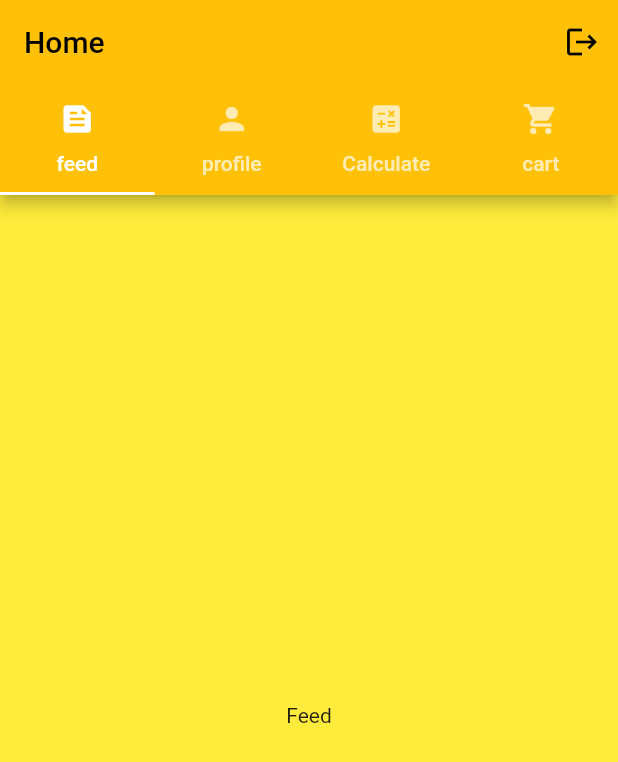
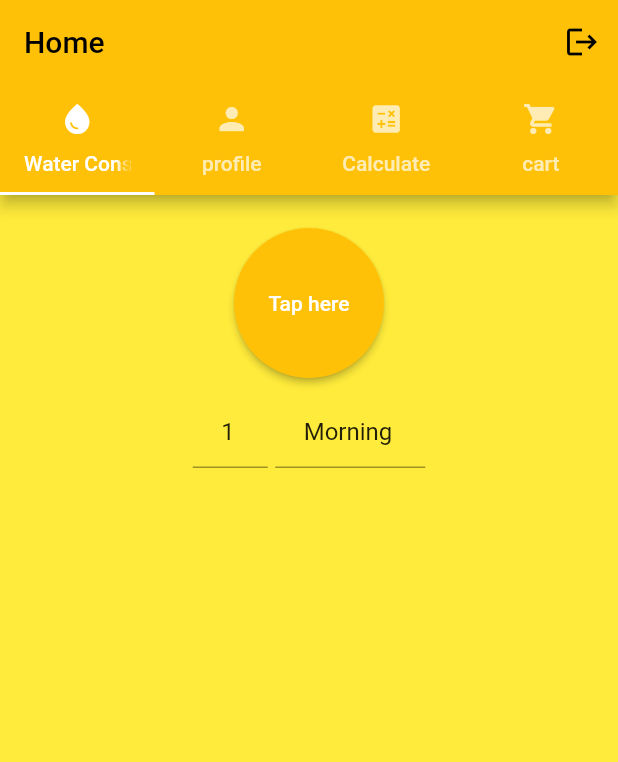
Before and after one commit to FaiyazKhondakar/Flutter_Demo, a Flutter app: the screen it shows after launch, after a tap on "Login", on a phone screen of 412 x 824 dp. Shown: the top 762 px of the screen. Run offline on Flutter 3.47's test engine with Material 2 defaults, Android fonts, the phone set to English and light mode, and no system bars.

Commit message:
water consume app

```diff
--- a/lib/HomeRoute.dart
+++ b/lib/HomeRoute.dart
@@ -1,5 +1,6 @@
 import 'package:flutter/material.dart';
 import 'package:module_6/calculate.dart';
+import 'package:module_6/water_conscume.dart';
 
 class HomeRoute extends StatefulWidget {
   const HomeRoute({super.key});
@@ -42,7 +43,7 @@ class _HomeRouteState extends State<HomeRoute> with SingleTickerProviderStateMix
           // unselectedLabelColor: Colors.grey,
           // indicatorWeight: 5,
           tabs: const [
-            Tab(icon: Icon(Icons.feed),text: 'feed',),
+            Tab(icon: Icon(Icons.water_drop),text: 'Water Consume',),
             Tab(icon: Icon(Icons.person),text: 'profile'),
             Tab(icon: Icon(Icons.calculate),text: 'Calculate'),
             Tab(icon: Icon(Icons.shopping_cart),text: 'cart'),
@@ -51,7 +52,7 @@ class _HomeRouteState extends State<HomeRoute> with SingleTickerProviderStateMix
       body: TabBarView(
           controller: _tabController,
           children: const [
-            Center(child: Text('Feed')),
+            Center(child: WaterConsume()),
             Center(child: Text('Profile')),
             Center(child: Calculate(),),
             Center(child: Text('Cart')),
--- a/lib/calculate.dart
+++ b/lib/calculate.dart
@@ -75,7 +75,7 @@ class _CalculateState extends State<Calculate> {
                       child: ElevatedButton(onPressed: (){
                         if(_forKey.currentState!.validate()){
                           double numOne = double.tryParse(_numOneTEController.text.trim()) ?? 0;
-                          double numTwo = double.tryParse(_numOneTEController.text.trim()) ?? 0;
+                          double numTwo = double.tryParse(_numTwoTEController.text.trim()) ?? 0;
                           double result = add(numOne, numTwo);
                           _result =result;
                           setState(() {});
@@ -88,7 +88,7 @@ class _CalculateState extends State<Calculate> {
                       child: ElevatedButton(onPressed: (){
                         if(_forKey.currentState!.validate()){
                           double numOne = double.tryParse(_numOneTEController.text.trim()) ?? 0;
-                          double numTwo = double.tryParse(_numOneTEController.text.trim()) ?? 0;
+                          double numTwo = double.tryParse(_numTwoTEController.text.trim()) ?? 0;
                           double result = sub(numOne, numTwo);
                           _result =result;
                           setState(() {});
--- /dev/null
+++ b/lib/part_water_consume.dart
@@ -0,0 +1,7 @@
+class PartWaterConsume{
+  final int noOfGlass;
+ final DateTime time;
+ final String note;
+
+  PartWaterConsume(this.noOfGlass, this.time, this.note);
+}
--- /dev/null
+++ b/lib/water_conscume.dart
@@ -0,0 +1,104 @@
+import 'package:flutter/material.dart';
+import 'package:module_6/part_water_consume.dart';
+import 'package:intl/intl.dart';
+
+class WaterConsume extends StatefulWidget {
+  const WaterConsume({super.key});
+
+  @override
+  State<WaterConsume> createState() => _WaterConsumeState();
+}
+
+class _WaterConsumeState extends State<WaterConsume> {
+  List<PartWaterConsume> waterConsumeList= [];
+  final TextEditingController _numberOfGlassesTEController = TextEditingController(text: '1');
+  final TextEditingController _noteTEController = TextEditingController(text: 'Morning');
+  @override
+  Widget build(BuildContext context) {
+    return Scaffold(
+      body: SingleChildScrollView(
+        child: Center(
+          child: Padding(
+            padding: const EdgeInsets.only(top: 10),
+            child: Column(
+              children: [
+                Container(
+                  height: 100,
+                  width: 100,
+                  margin: const EdgeInsets.all(12),
+                  child: ElevatedButton(
+                    onPressed: (){
+                      // if(_numberOfGlassesTEController.text.trim().isEmpty){
+                      //   const noOfGlasses = '1';
+                      // }
+                      final note = _noteTEController.text.trim();
+                      final noOfGlasses = _numberOfGlassesTEController.text.trim();
+                      int value = int.tryParse(noOfGlasses)??1;
+
+                      // waterConsumeList.add(PartWaterConsume(value, DateTime.now(),note));
+                      waterConsumeList.insert(0,PartWaterConsume(value, DateTime.now(),note));
+                      setState(() {});
+                    },
+                    style: ElevatedButton.styleFrom(
+                      shape: RoundedRectangleBorder(
+                        borderRadius:BorderRadius.circular(100),
+                      )
+                    ),
+                    child: const Text('Tap here'),
+                  )
+                ),
+                Row(
+                  mainAxisAlignment: MainAxisAlignment.center,
+                  children: [
+                    SizedBox(
+                        width: 50,
+                        child: TextField(
+                          controller: _numberOfGlassesTEController ,
+                          keyboardType: TextInputType.number,
+                          textAlign: TextAlign.center,
+
+                        )),
+                    Padding(
+                      padding: const EdgeInsets.only(left: 5),
+                      child: SizedBox(
+                          width: 100,
+                          child: TextField(
+                            controller: _noteTEController,
+                            keyboardType: TextInputType.text,
+                            textAlign: TextAlign.center,
+
+                          )),
+                    ),
+                  ],
+                ),
+                ListView.builder(
+                  shrinkWrap: true,
+                  primary: false,
+                  // reverse: true,
+                  itemCount: waterConsumeList.length,
+                  itemBuilder:  (context,index){
+                    return ListTile(
+                      leading: CircleAvatar(
+                        backgroundColor: Colors.amber,
+                        child: Text(waterConsumeList[index].noOfGlass.toString(),style: const TextStyle(),),),
+                      title: Text(waterConsumeList[index].note),
+                      subtitle: Text('Time  ${DateFormat.yMEd().add_jms().format(waterConsumeList[index].time) }'),
+                      trailing: IconButton(
+                        icon: const Icon(
+                          Icons.delete_forever_rounded,
+                          color: Colors.black,),
+                          onPressed: () {
+                            setState(() {});
+                            waterConsumeList.removeAt(index);
+                          },
+                      ),
+                    );
+                })
+              ],
+            ),
+          ),
+        ),
+      )
+    );
+  }
+}
--- a/pubspec.yaml
+++ b/pubspec.yaml
@@ -21,6 +21,7 @@ version: 1.0.0+1
 environment:
   sdk: '>=3.0.1 <4.0.0'
 
+
 # Dependencies specify other packages that your package needs in order to work.
 # To automatically upgrade your package dependencies to the latest versions
 # consider running `flutter pub upgrade --major-versions`. Alternatively,
@@ -35,6 +36,8 @@ dependencies:
   # The following adds the Cupertino Icons font to your application.
   # Use with the CupertinoIcons class for iOS style icons.
   cupertino_icons: ^1.0.2
+  intl: ^0.19.0
+
 
 dev_dependencies:
   flutter_test:
```
Also changed, not shown: pubspec.lock.
